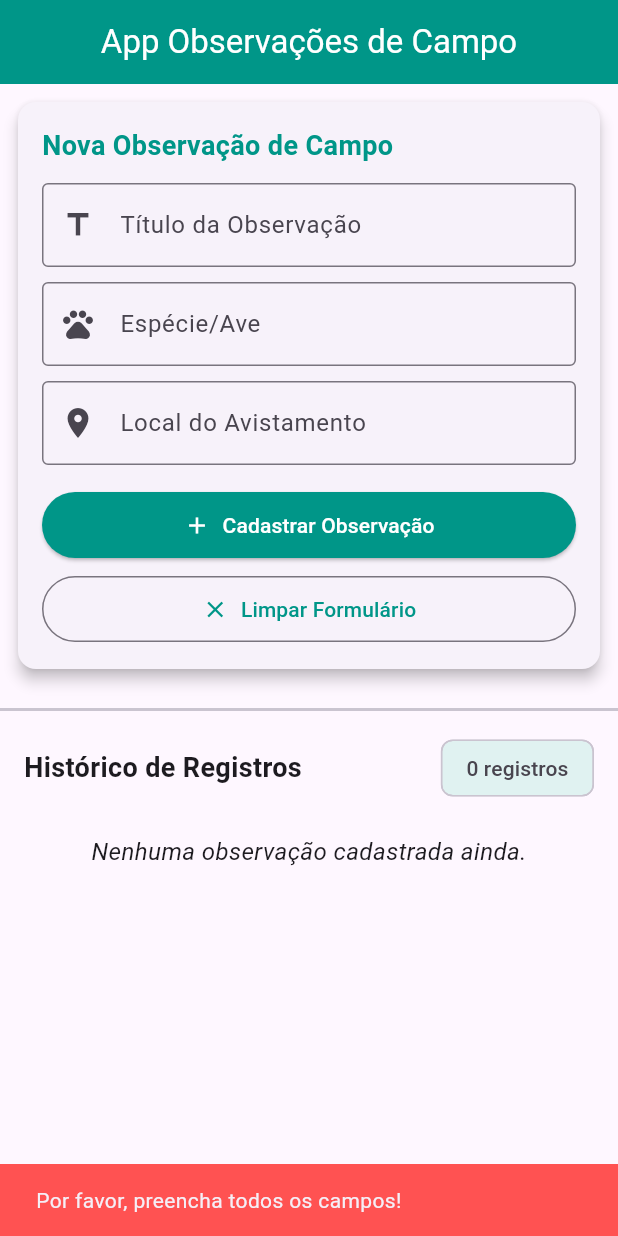
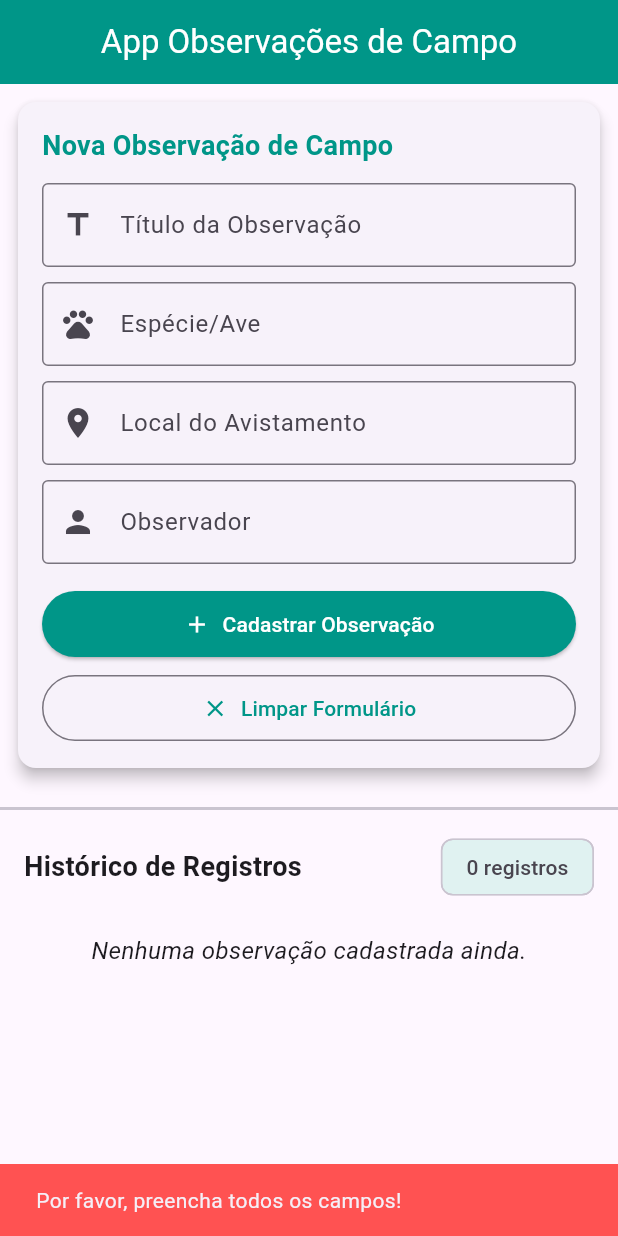
Before and after one commit to Binalmeida/form-app, a Flutter app: the screen it shows after launch, after a tap on "Cadastrar Observação", on a phone screen of 412 x 824 dp. Run offline on Flutter 3.47's test engine with Material 3 defaults, Android fonts, the phone set to English and light mode, and no system bars.

Commit message:
Exercício 02

```diff
--- a/lib/models/observacao.dart
+++ b/lib/models/observacao.dart
@@ -2,12 +2,14 @@ class Observacao {
   final String titulo;
   final String especie;
   final String local;
+  final String observador;
   final DateTime data;
 
   Observacao({
     required this.titulo,
     required this.especie,
     required this.local,
+    required this.observador,
     required this.data,
   });
 }
--- a/lib/widgets/formulario_observacao.dart
+++ b/lib/widgets/formulario_observacao.dart
@@ -17,13 +17,18 @@ class _FormularioObservacaoState extends State<FormularioObservacao> {
   final _tituloController = TextEditingController();
   final _especieController = TextEditingController();
   final _localController = TextEditingController();
+  final _observadorController = TextEditingController();
 
   void _submeterFormulario() {
     final titulo = _tituloController.text.trim();
     final especie = _especieController.text.trim();
     final local = _localController.text.trim();
+    final observador = _observadorController.text.trim();
 
-    if (titulo.isEmpty || especie.isEmpty || local.isEmpty) {
+    if (titulo.isEmpty ||
+        especie.isEmpty ||
+        local.isEmpty ||
+        observador.isEmpty) {
       ScaffoldMessenger.of(context).showSnackBar(
         const SnackBar(
           content: Text('Por favor, preencha todos os campos!'),
@@ -37,6 +42,7 @@ class _FormularioObservacaoState extends State<FormularioObservacao> {
       titulo: titulo,
       especie: especie,
       local: local,
+      observador: observador,
       data: DateTime.now(),
     );
 
@@ -46,6 +52,7 @@ class _FormularioObservacaoState extends State<FormularioObservacao> {
     _tituloController.clear();
     _especieController.clear();
     _localController.clear();
+    _observadorController.clear();
 
     ScaffoldMessenger.of(context).showSnackBar(
       const SnackBar(
@@ -60,6 +67,7 @@ class _FormularioObservacaoState extends State<FormularioObservacao> {
     _tituloController.clear();
     _especieController.clear();
     _localController.clear();
+    _observadorController.clear();
   }
 
   @override
@@ -67,6 +75,7 @@ class _FormularioObservacaoState extends State<FormularioObservacao> {
     _tituloController.dispose();
     _especieController.dispose();
     _localController.dispose();
+    _observadorController.dispose();
     super.dispose();
   }
 
@@ -122,6 +131,17 @@ class _FormularioObservacaoState extends State<FormularioObservacao> {
               ),
             ),
 
+            const SizedBox(height: 10),
+
+            TextField(
+              controller: _observadorController,
+              decoration: const InputDecoration(
+                labelText: 'Observador',
+                border: OutlineInputBorder(),
+                prefixIcon: Icon(Icons.person),
+              ),
+            ),
+
             const SizedBox(height: 16),
 
             ElevatedButton.icon(
@@ -137,7 +157,6 @@ class _FormularioObservacaoState extends State<FormularioObservacao> {
 
             const SizedBox(height: 8),
 
-            // Botão adicionado no Exercício 01
             OutlinedButton.icon(
               onPressed: _limparFormulario,
               icon: const Icon(Icons.clear),
--- a/lib/widgets/lista_observacoes.dart
+++ b/lib/widgets/lista_observacoes.dart
@@ -4,7 +4,10 @@ import '../models/observacao.dart';
 class ListaObservacoes extends StatelessWidget {
   final List<Observacao> observacoes;
 
-  const ListaObservacoes({super.key, required this.observacoes});
+  const ListaObservacoes({
+    super.key,
+    required this.observacoes,
+  });
 
   @override
   Widget build(BuildContext context) {
@@ -14,7 +17,10 @@ class ListaObservacoes extends StatelessWidget {
           padding: EdgeInsets.all(20.0),
           child: Text(
             'Nenhuma observação cadastrada ainda.',
-            style: TextStyle(fontSize: 16, fontStyle: FontStyle.italic),
+            style: TextStyle(
+              fontSize: 16,
+              fontStyle: FontStyle.italic,
+            ),
           ),
         ),
       );
@@ -26,18 +32,35 @@ class ListaObservacoes extends StatelessWidget {
       itemCount: observacoes.length,
       itemBuilder: (ctx, index) {
         final obs = observacoes[index];
+
         return Card(
-          margin: const EdgeInsets.symmetric(horizontal: 12, vertical: 6),
+          margin: const EdgeInsets.symmetric(
+            horizontal: 12,
+            vertical: 6,
+          ),
           child: ListTile(
             leading: CircleAvatar(
               backgroundColor: Colors.teal.shade100,
-              child: const Icon(Icons.remove_red_eye, color: Colors.teal),
+              child: const Icon(
+                Icons.remove_red_eye,
+                color: Colors.teal,
+              ),
             ),
-            title: Text(obs.titulo, style: const TextStyle(fontWeight: FontWeight.bold)),
-            subtitle: Text('${obs.especie} • ${obs.local}'),
+            title: Text(
+              obs.titulo,
+              style: const TextStyle(
+                fontWeight: FontWeight.bold,
+              ),
+            ),
+            subtitle: Text(
+              '${obs.especie} • ${obs.local} • Observador: ${obs.observador}',
+            ),
             trailing: Text(
               '${obs.data.day}/${obs.data.month}/${obs.data.year}',
-              style: const TextStyle(fontSize: 12, color: Colors.grey),
+              style: const TextStyle(
+                fontSize: 12,
+                color: Colors.grey,
+              ),
             ),
           ),
         );
```
